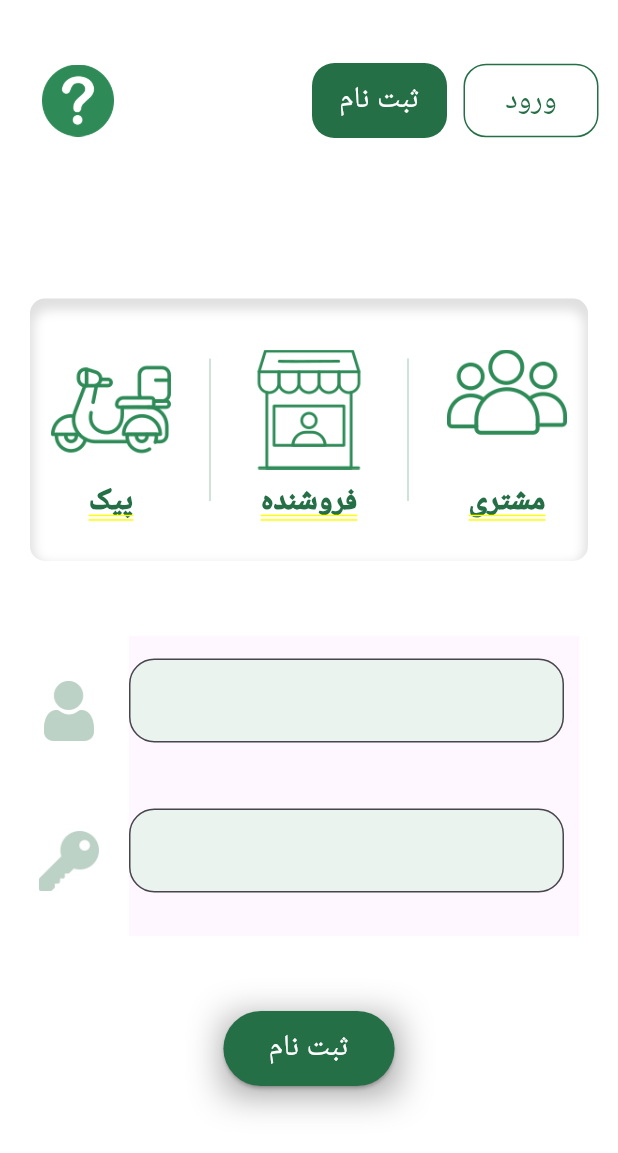
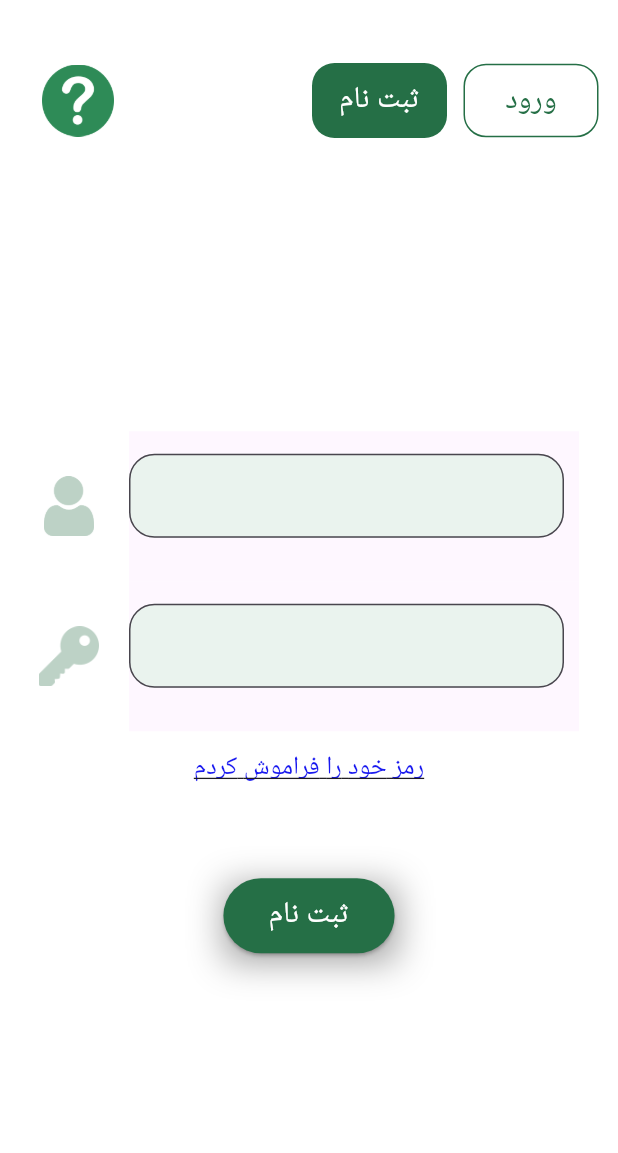
Before and after one commit to MohammadHuseyn/blink, a Flutter app: the screen it shows after launch, on a phone screen of 412 x 824 dp. Shown: the top 1153 px of the screen. Run offline on Flutter 3.47's test engine with Material 3 defaults, Android fonts, the phone set to English and light mode, and no system bars; Roboto replaces fonts that are missing (shabnam).

Commit message:
completing login page

```diff
--- a/lib/main.dart
+++ b/lib/main.dart
@@ -1,3 +1,4 @@
+import 'package:blink/pages/Login.dart';
 import 'package:blink/pages/Signup.dart';
 import 'package:flutter/material.dart';
 
@@ -37,6 +38,6 @@ class _MyHomePageState extends State<MyHomePage> {
 
   @override
   Widget build(BuildContext context) {
-    return logged? Scaffold() : Signup();
+    return logged? Scaffold() : Login();
   }
 }
--- /dev/null
+++ b/lib/pages/Login.dart
@@ -0,0 +1,177 @@
+import 'package:flutter/cupertino.dart';
+import 'package:flutter/material.dart';
+
+class Login extends StatefulWidget {
+  const Login({super.key});
+
+  @override
+  State<Login> createState() => _LoginState();
+}
+
+class _LoginState extends State<Login> {
+  @override
+  Widget build(BuildContext context) {
+    return Container(
+      color: Colors.white,
+      child: Column(
+        // mainAxisAlignment: MainAxisAlignment.center,
+        // crossAxisAlignment: CrossAxisAlignment.center,
+        children: [
+          Row(
+            children: [
+              Padding(
+                padding: const EdgeInsets.only(left: 20, top: 35),
+                child: IconButton(
+                  icon: Image.asset('images/question.png', width: 48),
+                  iconSize: 10,
+                  onPressed: () {},
+                ),
+              ),
+              Expanded(child: Container()),
+              Padding(
+                padding: const EdgeInsets.only(top: 35),
+                child: Container(
+                  width: 90,
+                  child: ElevatedButton(
+                    onPressed: () {},
+                    child: Text("ثبت نام", style: TextStyle(fontFamily: 'shabnam', fontSize: 20, color: Colors.white), ),
+                    style: ElevatedButton.styleFrom(
+                      backgroundColor: Color(0xFF256F46),
+                      padding: EdgeInsets.symmetric(horizontal: 10, vertical: 10),
+                      shape: RoundedRectangleBorder(
+                        borderRadius: BorderRadius.circular(15),
+                      ),
+                      shadowColor: Colors.transparent,
+
+                    ),
+                  ),
+                ),
+              ),
+              Padding(
+                padding: const EdgeInsets.only(right: 13, left: 11, top: 35),
+                child: Container(
+                  width: 90,
+                  child: ElevatedButton(
+                    onPressed: () {},
+                    child: Text("ورود", style: TextStyle(fontFamily: 'shabnam', fontSize: 20, color: Color(0xFF256F46)), ),
+                    style: ElevatedButton.styleFrom(
+                      backgroundColor: Color(0xFFFFFFFF),
+                      padding: EdgeInsets.symmetric(horizontal: 20, vertical: 10),
+                      shape: RoundedRectangleBorder(
+                          borderRadius: BorderRadius.circular(15),
+                          side: BorderSide(color: Color(0xFF256F46))
+                      ),
+                      shadowColor: Colors.transparent,
+                    ),
+                  ),
+                ),
+              ),
+            ],
+          ),
+          Expanded(child: Container()),
+          // Expanded(child: Container()),
+          // Container(child: Material(child: TextField()), width: 500, height: 100,),
+          Column(
+              mainAxisAlignment: MainAxisAlignment.center,
+              crossAxisAlignment: CrossAxisAlignment.center,
+              children: [
+                Row(
+                  mainAxisAlignment: MainAxisAlignment.center,
+                  crossAxisAlignment: CrossAxisAlignment.center,
+                  children: [
+                    Padding(
+                      padding: const EdgeInsets.only(right: 20),
+                      child: ImageIcon(
+                        AssetImage('images/user.png'),
+                        size: 40,
+                        color: Color(0xFFBDD2C6),
+                      ),
+                    ),
+                    Container(child: Material(
+                      child: Padding(
+                        padding: const EdgeInsets.only(top: 15, right: 10),
+                        child: TextField(
+                          decoration: InputDecoration(
+                            filled: true,
+                            fillColor: Color(0xFFEAF3EE),
+                            border: OutlineInputBorder(
+                                borderRadius: BorderRadius.all(Radius.circular(17)),
+                                borderSide: BorderSide(color: Color(0xFF256F46), width: 10.0)),
+                          ),
+                        ),
+                      ),
+                    ), width: 300, height: 100,),
+                  ],
+                ),
+                Row(
+                  mainAxisAlignment: MainAxisAlignment.center,
+                  crossAxisAlignment: CrossAxisAlignment.center,
+                  children: [
+                    Padding(
+                      padding: const EdgeInsets.only(right: 20),
+                      child: ImageIcon(
+                        AssetImage('images/key.png'),
+                        size: 40,
+                        color: Color(0xFFBDD2C6),
+                      ),
+                    ),
+                    Container(child: Material(
+                      child: Padding(
+                        padding: const EdgeInsets.only(top: 15, right: 10),
+                        child: TextField(
+                          decoration: InputDecoration(
+                            filled: true,
+                            fillColor: Color(0xFFEAF3EE),
+                            border: OutlineInputBorder(
+                                borderRadius: BorderRadius.all(Radius.circular(17)),
+                                borderSide: BorderSide(color: Color(0xFF256F46), width: 10.0)),
+                          ),
+                        ),
+                      ),
+                    ), width: 300, height: 100,),
+                  ],
+                ),
+                TextButton(onPressed: (){}, child: Text("رمز خود را فراموش کردم",
+                  style: TextStyle(
+                      fontFamily: 'shabnam',
+                      fontSize: 17,
+                      color: Color(0xFF1818ef),
+                    decoration: TextDecoration.underline
+                  ),
+                ),
+                )
+              ],
+            ),
+          Padding(
+            padding: const EdgeInsets.only(top: 50),
+            child: Container(
+              decoration: BoxDecoration(
+                boxShadow: <BoxShadow>[
+                  BoxShadow(
+                    color: Colors.grey,
+                    blurRadius: 20,
+                    offset: Offset(1,5),
+                  ),
+                ],
+              ),
+              child: ElevatedButton(
+                onPressed: () {},
+                child: Text("ثبت نام", style: TextStyle(fontFamily: 'shabnam', fontSize: 20, color: Colors.white), ),
+                style: ElevatedButton.styleFrom(
+                  backgroundColor: Color(0xFF256F46),
+                  padding: EdgeInsets.symmetric(horizontal: 30, vertical: 10),
+                  // shape: RoundedRectangleBorder(
+                  //   borderRadius: BorderRadius.circular(50),
+                  // ),
+                  shadowColor: Colors.black,
+
+                ),
+              ),
+            ),
+          ),
+          Expanded(child: Container()),
+        ],
+      ),
+    );
+  }
+}
```
